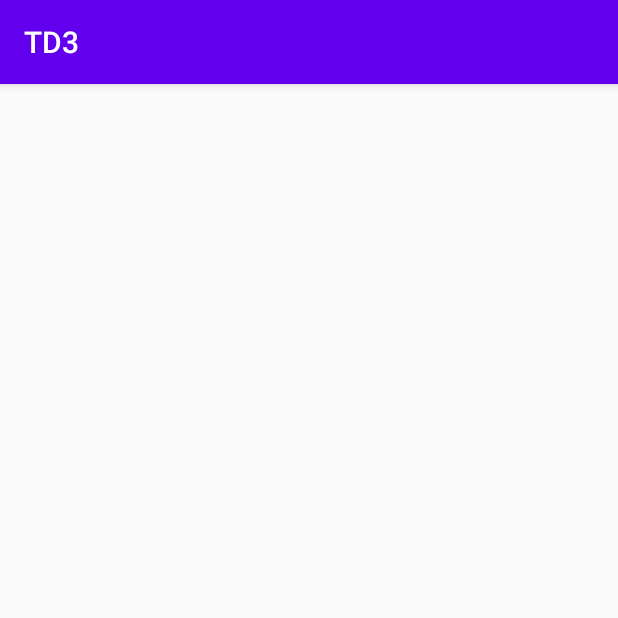
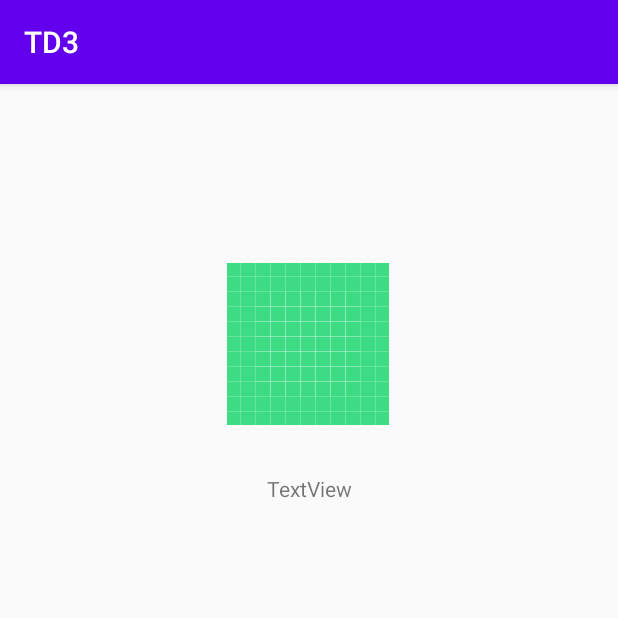
Before and after one commit to NassimElmrabti/Mobile_Programming_project, an Android app: the NewActivity screen opened directly, with no data from a screen before it, on a phone screen of 412 x 824 dp, the top half of it. Run offline under Robolectric (Android 15) with nearby library versions, the light colour scheme and no system bars; our stand-ins replace Picasso; pictures from the network do not load.

Commit message:
modification du json, implémentation des premiers éléments textview de la deuxième activité

```diff
--- a/app/build.gradle
+++ b/app/build.gradle
@@ -12,6 +12,7 @@ android {
         versionName "1.0"
 
         testInstrumentationRunner "androidx.test.runner.AndroidJUnitRunner"
+        vectorDrawables.useSupportLibrary = true
     }
 
     buildTypes {
--- /dev/null
+++ b/app/src/main/res/layout/new_activity.xml
@@ -0,0 +1,31 @@
+<?xml version="1.0" encoding="utf-8"?>
+<androidx.constraintlayout.widget.ConstraintLayout
+    xmlns:android="http://schemas.android.com/apk/res/android"
+    xmlns:app="http://schemas.android.com/apk/res-auto"
+    xmlns:tools="http://schemas.android.com/tools"
+    android:layout_width="match_parent"
+    android:layout_height="match_parent">
+
+    <ImageView
+        android:id="@+id/imageView3"
+        android:layout_width="wrap_content"
+        android:layout_height="wrap_content"
+        app:layout_constraintBottom_toBottomOf="parent"
+        app:layout_constraintEnd_toEndOf="parent"
+        app:layout_constraintHorizontal_bias="0.498"
+        app:layout_constraintStart_toStartOf="parent"
+        app:layout_constraintTop_toTopOf="parent"
+        app:layout_constraintVertical_bias="0.181"
+        app:srcCompat="@drawable/ic_launcher_background" />
+
+    <TextView
+        android:id="@+id/textView"
+        android:layout_width="wrap_content"
+        android:layout_height="wrap_content"
+        android:text="@string/textview"
+        app:layout_constraintBottom_toBottomOf="parent"
+        app:layout_constraintEnd_toEndOf="parent"
+        app:layout_constraintStart_toStartOf="parent"
+        app:layout_constraintTop_toBottomOf="@+id/imageView3"
+        app:layout_constraintVertical_bias="0.063" />
+</androidx.constraintlayout.widget.ConstraintLayout>
--- a/app/src/main/res/values/strings.xml
+++ b/app/src/main/res/values/strings.xml
@@ -1,3 +1,4 @@
 <resources>
     <string name="app_name">TD3</string>
+    <string name="textview">TextView</string>
 </resources>
```
Also changed, not shown: app/src/main/java/com/example/td3/FinalFantasy.java (+10 -0 lines), app/src/main/java/com/example/td3/FinalFantasyApi.json (+31 -10 lines), app/src/main/java/com/example/td3/MainActivity.java (+2 -6 lines), app/src/main/java/com/example/td3/NewActivity.java (+17 -2 lines).
